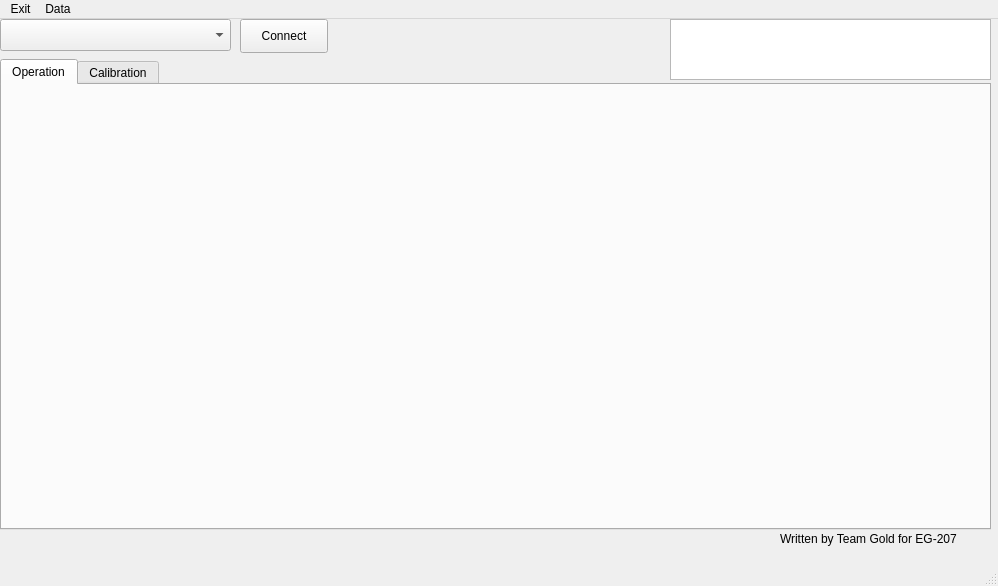
First picture: the form in python/PlanB/resources/planb.ui, repository KenwoodFox/EG-207, before the edit.
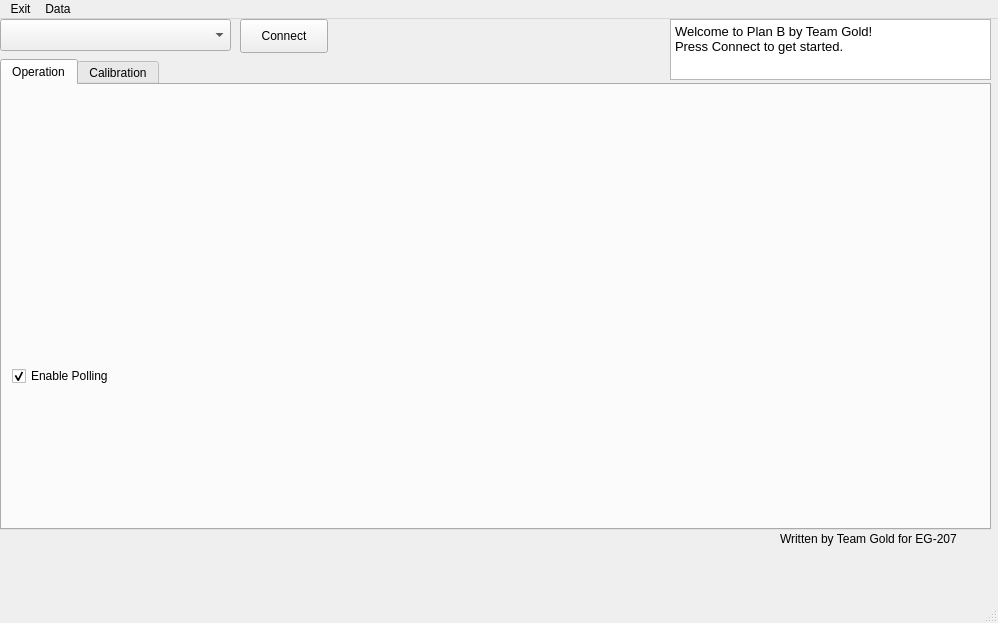
Second picture: the form after the edit. Icons and pictures are not drawn. Custom widgets are drawn as their Qt base class.

Diff of the .ui file:
```diff
--- a/python/PlanB/resources/planb.ui
+++ b/python/PlanB/resources/planb.ui
@@ -7,7 +7,7 @@
     <x>0</x>
     <y>0</y>
     <width>998</width>
-    <height>586</height>
+    <height>623</height>
    </rect>
   </property>
   <property name="windowTitle">
@@ -30,6 +30,32 @@
      <attribute name="title">
       <string>Operation</string>
      </attribute>
+     <widget class="PlotWidget" name="mainGraph" native="true">
+      <property name="geometry">
+       <rect>
+        <x>10</x>
+        <y>10</y>
+        <width>441</width>
+        <height>271</height>
+       </rect>
+      </property>
+     </widget>
+     <widget class="QCheckBox" name="checkBox">
+      <property name="geometry">
+       <rect>
+        <x>10</x>
+        <y>280</y>
+        <width>131</width>
+        <height>22</height>
+       </rect>
+      </property>
+      <property name="text">
+       <string>Enable Polling</string>
+      </property>
+      <property name="checked">
+       <bool>true</bool>
+      </property>
+     </widget>
     </widget>
     <widget class="QWidget" name="tab_2">
      <attribute name="title">
@@ -98,6 +124,34 @@
     <property name="readOnly">
      <bool>true</bool>
     </property>
+    <property name="html">
+     <string>&lt;!DOCTYPE HTML PUBLIC &quot;-//W3C//DTD HTML 4.0//EN&quot; &quot;http://www.w3.org/TR/REC-html40/strict.dtd&quot;&gt;
+&lt;html&gt;&lt;head&gt;&lt;meta name=&quot;qrichtext&quot; content=&quot;1&quot; /&gt;&lt;style type=&quot;text/css&quot;&gt;
+p, li { white-space: pre-wrap; }
+&lt;/style&gt;&lt;/head&gt;&lt;body style=&quot; font-family:'Noto Sans'; font-size:10pt; font-weight:400; font-style:normal;&quot;&gt;
+&lt;p style=&quot; margin-top:0px; margin-bottom:0px; margin-left:0px; margin-right:0px; -qt-block-indent:0; text-indent:0px;&quot;&gt;Welcome to Plan B by Team Gold!&lt;/p&gt;
+&lt;p style=&quot; margin-top:0px; margin-bottom:0px; margin-left:0px; margin-right:0px; -qt-block-indent:0; text-indent:0px;&quot;&gt;Press Connect to get started.&lt;/p&gt;
+&lt;p style=&quot;-qt-paragraph-type:empty; margin-top:0px; margin-bottom:0px; margin-left:0px; margin-right:0px; -qt-block-indent:0; text-indent:0px;&quot;&gt;&lt;br /&gt;&lt;/p&gt;&lt;/body&gt;&lt;/html&gt;</string>
+    </property>
+   </widget>
+   <widget class="QLabel" name="label">
+    <property name="geometry">
+     <rect>
+      <x>0</x>
+      <y>510</y>
+      <width>61</width>
+      <height>61</height>
+     </rect>
+    </property>
+    <property name="text">
+     <string/>
+    </property>
+    <property name="pixmap">
+     <pixmap>logo.png</pixmap>
+    </property>
+    <property name="scaledContents">
+     <bool>true</bool>
+    </property>
    </widget>
   </widget>
   <widget class="QMenuBar" name="menubar">
@@ -147,6 +201,14 @@
    </property>
   </action>
  </widget>
+ <customwidgets>
+  <customwidget>
+   <class>PlotWidget</class>
+   <extends>QWidget</extends>
+   <header>pyqtgraph</header>
+   <container>1</container>
+  </customwidget>
+ </customwidgets>
  <resources/>
  <connections/>
 </ui>
```
Left out of the diff: 9 changed lines with no effect on the pictures.
